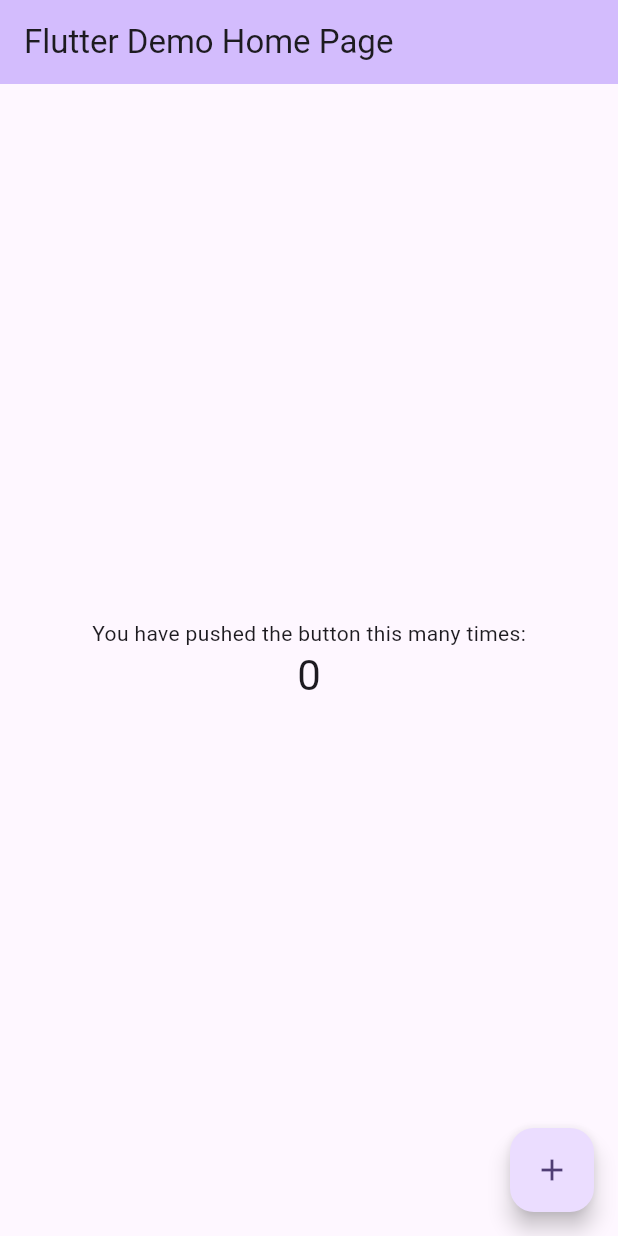
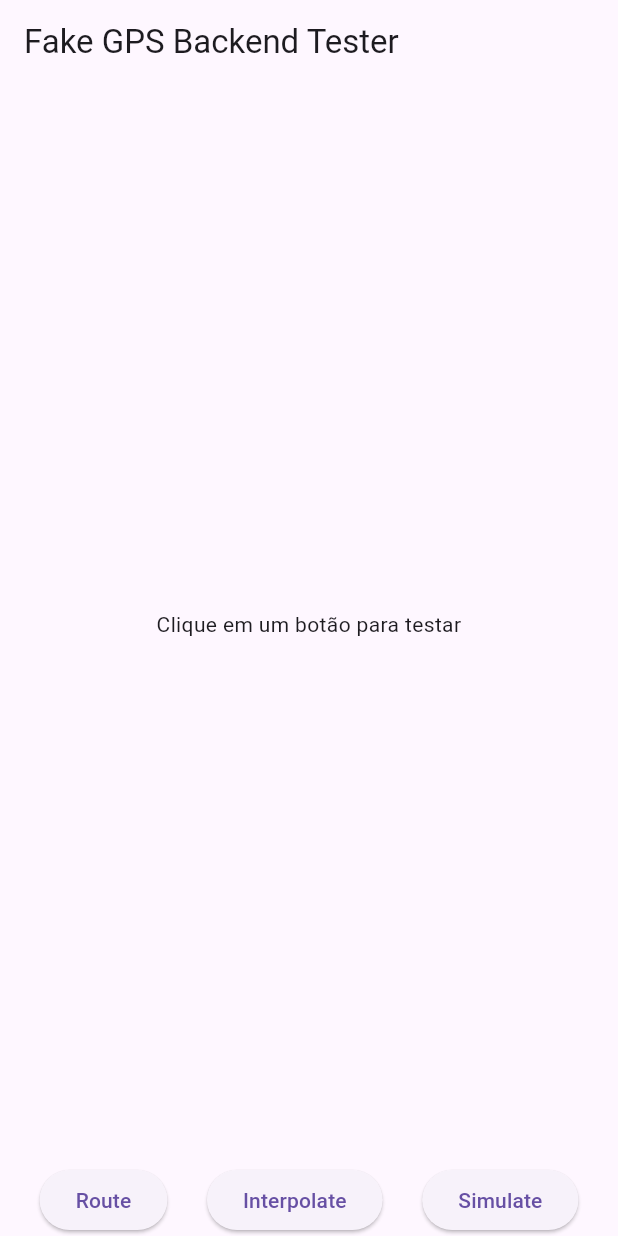
Before and after one commit to Jefferson23br/fake_gps_app, a Flutter app: the screen it shows after launch, on a phone screen of 412 x 824 dp. Run offline on Flutter 3.47's test engine with Material 3 defaults, Android fonts, the light colour scheme and no system bars.

Commit message:
Update main.dart

```diff
--- a/lib/main.dart
+++ b/lib/main.dart
@@ -1,4 +1,6 @@
 import 'package:flutter/material.dart';
+import 'services/api_service.dart';
+import 'models/point.dart';
 
 void main() {
   runApp(const MyApp());
@@ -7,116 +9,77 @@ void main() {
 class MyApp extends StatelessWidget {
   const MyApp({super.key});
 
-  // This widget is the root of your application.
   @override
   Widget build(BuildContext context) {
     return MaterialApp(
-      title: 'Flutter Demo',
-      theme: ThemeData(
-        // This is the theme of your application.
-        //
-        // TRY THIS: Try running your application with "flutter run". You'll see
-        // the application has a purple toolbar. Then, without quitting the app,
-        // try changing the seedColor in the colorScheme below to Colors.green
-        // and then invoke "hot reload" (save your changes or press the "hot
-        // reload" button in a Flutter-supported IDE, or press "r" if you used
-        // the command line to start the app).
-        //
-        // Notice that the counter didn't reset back to zero; the application
-        // state is not lost during the reload. To reset the state, use hot
-        // restart instead.
-        //
-        // This works for code too, not just values: Most code changes can be
-        // tested with just a hot reload.
-        colorScheme: ColorScheme.fromSeed(seedColor: Colors.deepPurple),
-      ),
-      home: const MyHomePage(title: 'Flutter Demo Home Page'),
+      title: 'Fake GPS Tester',
+      theme: ThemeData(primarySwatch: Colors.blue),
+      home: const ApiTestPage(),
+      debugShowCheckedModeBanner: false,
     );
   }
 }
 
-class MyHomePage extends StatefulWidget {
-  const MyHomePage({super.key, required this.title});
-
-  // This widget is the home page of your application. It is stateful, meaning
-  // that it has a State object (defined below) that contains fields that affect
-  // how it looks.
-
-  // This class is the configuration for the state. It holds the values (in this
-  // case the title) provided by the parent (in this case the App widget) and
-  // used by the build method of the State. Fields in a Widget subclass are
-  // always marked "final".
-
-  final String title;
+class ApiTestPage extends StatefulWidget {
+  const ApiTestPage({super.key});
 
   @override
-  State<MyHomePage> createState() => _MyHomePageState();
+  State<ApiTestPage> createState() => _ApiTestPageState();
 }
 
-class _MyHomePageState extends State<MyHomePage> {
-  int _counter = 0;
+class _ApiTestPageState extends State<ApiTestPage> {
+  final ApiService api = ApiService();
+  String result = "Clique em um botão para testar";
 
-  void _incrementCounter() {
-    setState(() {
-      // This call to setState tells the Flutter framework that something has
-      // changed in this State, which causes it to rerun the build method below
-      // so that the display can reflect the updated values. If we changed
-      // _counter without calling setState(), then the build method would not be
-      // called again, and so nothing would appear to happen.
-      _counter++;
-    });
+  Future<void> testRoute() async {
+    try {
+      final points = await api.getRoute(-23.5632, -46.6543, -23.5678, -46.6430);
+      setState(() {
+        result = "Route: Recebidos ${points.length} pontos";
+      });
+    } catch (e) {
+      setState(() => result = "Erro: $e");
+    }
+  }
+
+  Future<void> testInterpolate() async {
+    try {
+      final route = await api.getRoute(-23.5632, -46.6543, -23.5678, -46.6430);
+      final interpolated = await api.interpolate(route);
+      setState(() {
+        result = "Interpolate: ${interpolated.length} pontos interpolados";
+      });
+    } catch (e) {
+      setState(() => result = "Erro: $e");
+    }
+  }
+
+  Future<void> testSimulate() async {
+    try {
+      final route = await api.getRoute(-23.5632, -46.6543, -23.5678, -46.6430);
+      final interpolated = await api.interpolate(route);
+      final simulated = await api.simulate(interpolated, 60.0);
+      setState(() {
+        result = "Simulate: ${simulated["route"].length} pontos com tempo";
+      });
+    } catch (e) {
+      setState(() => result = "Erro: $e");
+    }
   }
 
   @override
   Widget build(BuildContext context) {
-    // This method is rerun every time setState is called, for instance as done
-    // by the _incrementCounter method above.
-    //
-    // The Flutter framework has been optimized to make rerunning build methods
-    // fast, so that you can just rebuild anything that needs updating rather
-    // than having to individually change instances of widgets.
     return Scaffold(
-      appBar: AppBar(
-        // TRY THIS: Try changing the color here to a specific color (to
-        // Colors.amber, perhaps?) and trigger a hot reload to see the AppBar
-        // change color while the other colors stay the same.
-        backgroundColor: Theme.of(context).colorScheme.inversePrimary,
-        // Here we take the value from the MyHomePage object that was created by
-        // the App.build method, and use it to set our appbar title.
-        title: Text(widget.title),
+      appBar: AppBar(title: const Text("Fake GPS Backend Tester")),
+      body: Center(child: Text(result, textAlign: TextAlign.center)),
+      bottomNavigationBar: Row(
+        mainAxisAlignment: MainAxisAlignment.spaceEvenly,
+        children: [
+          ElevatedButton(onPressed: testRoute, child: const Text("Route")),
+          ElevatedButton(onPressed: testInterpolate, child: const Text("Interpolate")),
+          ElevatedButton(onPressed: testSimulate, child: const Text("Simulate")),
+        ],
       ),
-      body: Center(
-        // Center is a layout widget. It takes a single child and positions it
-        // in the middle of the parent.
-        child: Column(
-          // Column is also a layout widget. It takes a list of children and
-          // arranges them vertically. By default, it sizes itself to fit its
-          // children horizontally, and tries to be as tall as its parent.
-          //
-          // Column has various properties to control how it sizes itself and
-          // how it positions its children. Here we use mainAxisAlignment to
-          // center the children vertically; the main axis here is the vertical
-          // axis because Columns are vertical (the cross axis would be
-          // horizontal).
-          //
-          // TRY THIS: Invoke "debug painting" (choose the "Toggle Debug Paint"
-          // action in the IDE, or press "p" in the console), to see the
-          // wireframe for each widget.
-          mainAxisAlignment: MainAxisAlignment.center,
-          children: <Widget>[
-            const Text('You have pushed the button this many times:'),
-            Text(
-              '$_counter',
-              style: Theme.of(context).textTheme.headlineMedium,
-            ),
-          ],
-        ),
-      ),
-      floatingActionButton: FloatingActionButton(
-        onPressed: _incrementCounter,
-        tooltip: 'Increment',
-        child: const Icon(Icons.add),
-      ), // This trailing comma makes auto-formatting nicer for build methods.
     );
   }
 }
```
